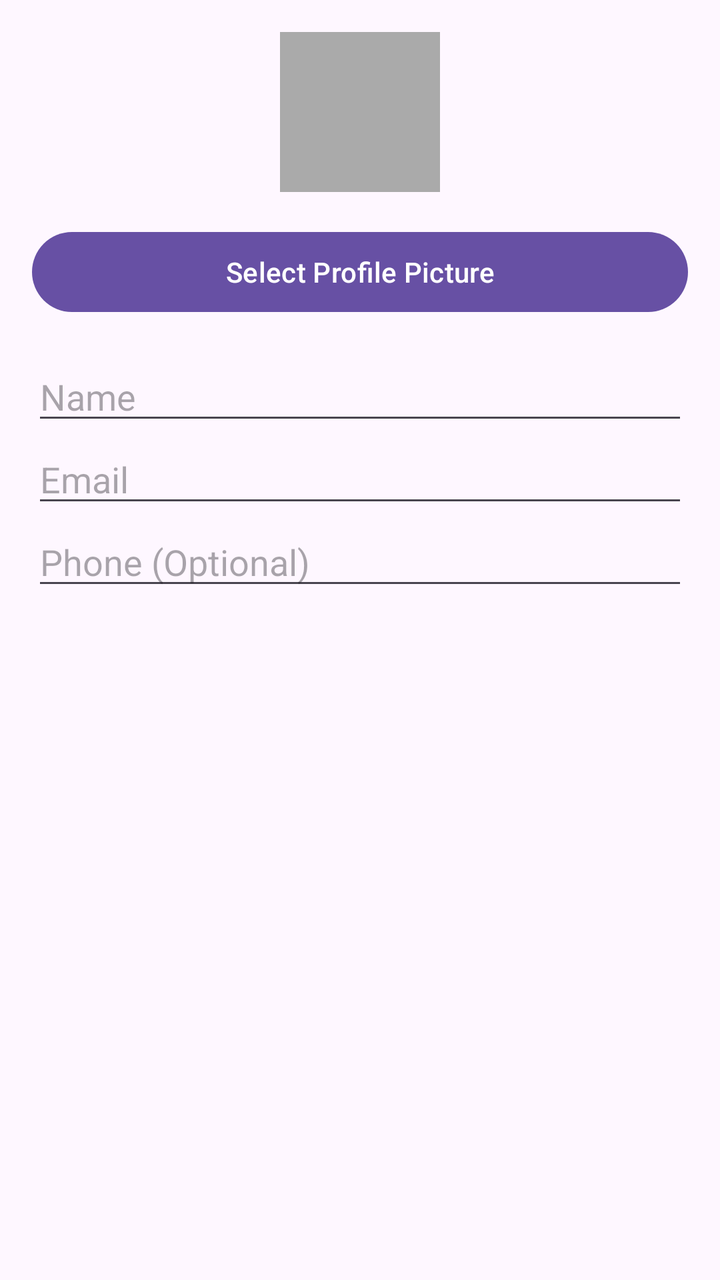
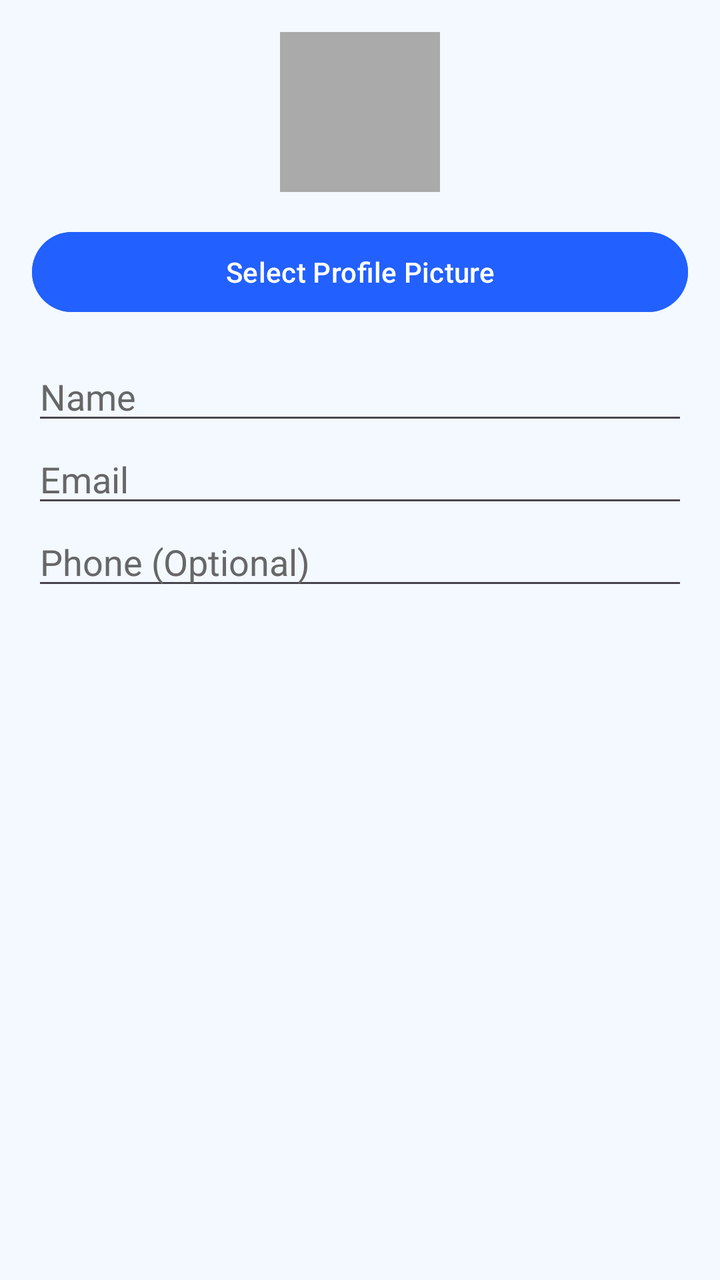

Screens rendered from an Android XML layout before and after an edit, with the pre-edit source and the edit as a unified diff.
<!-- AndroidManifest.xml: application theme Theme.GitCat_events -->
<!-- res/layout/dialog_profile.xml -->
<?xml version="1.0" encoding="utf-8"?>
<LinearLayout xmlns:android="http://schemas.android.com/apk/res/android"
    android:padding="16dp" android:orientation="vertical"
    android:layout_width="match_parent" android:layout_height="wrap_content">

    
    <LinearLayout
        android:layout_width="match_parent"
        android:layout_height="wrap_content"
        android:orientation="horizontal"
        android:gravity="center"
        android:paddingBottom="16dp">
        
        <ImageView
            android:id="@+id/ivDialogProfilePicture"
            android:layout_width="80dp"
            android:layout_height="80dp"
            android:scaleType="centerCrop"
            android:contentDescription="Profile Picture Preview"
            android:background="@android:color/darker_gray"/>
    </LinearLayout>
    
    <Button
        android:id="@+id/btnSelectProfilePicture"
        android:layout_width="match_parent"
        android:layout_height="wrap_content"
        android:text="Select Profile Picture"
        android:layout_marginBottom="16dp"/>

    <EditText android:id="@+id/etName"  android:hint="@string/name"
        android:layout_width="match_parent" android:layout_height="wrap_content"/>

    <EditText android:id="@+id/etEmail" android:hint="@string/email"
        android:inputType="textEmailAddress"
        android:layout_width="match_parent" android:layout_height="wrap_content"/>

    <EditText android:id="@+id/etPhone" android:hint="@string/phone_optional"
        android:inputType="phone"
        android:layout_width="match_parent" android:layout_height="wrap_content"/>
</LinearLayout>
<!-- resources referenced by this layout -->
<resources>
  <string name="email">Email</string>
  <string name="name">Name</string>
  <string name="phone_optional">Phone (Optional)</string>
  <style name="Theme.GitCat_events" parent="Base.Theme.GitCat_events" />
  <style name="Base.Theme.GitCat_events" parent="Theme.Material3.DayNight.NoActionBar">
          
          
      </style>
</resources>

<!-- the commit's change to res/layout/dialog_profile.xml (unified diff, before → after) -->
@@ -1,40 +1,60 @@
 <?xml version="1.0" encoding="utf-8"?>
 <LinearLayout xmlns:android="http://schemas.android.com/apk/res/android"
-    android:padding="16dp" android:orientation="vertical"
-    android:layout_width="match_parent" android:layout_height="wrap_content">
+    android:layout_width="match_parent"
+    android:layout_height="wrap_content"
+    android:background="@color/background_color"
+    android:orientation="vertical"
+    android:padding="16dp">
 
     
     <LinearLayout
         android:layout_width="match_parent"
         android:layout_height="wrap_content"
+        android:gravity="center"
         android:orientation="horizontal"
-        android:gravity="center"
         android:paddingBottom="16dp">
-        
+
         <ImageView
             android:id="@+id/ivDialogProfilePicture"
             android:layout_width="80dp"
             android:layout_height="80dp"
-            android:scaleType="centerCrop"
+            android:background="@android:color/darker_gray"
             android:contentDescription="Profile Picture Preview"
-            android:background="@android:color/darker_gray"/>
+            android:scaleType="centerCrop" />
     </LinearLayout>
-    
+
     <Button
         android:id="@+id/btnSelectProfilePicture"
         android:layout_width="match_parent"
         android:layout_height="wrap_content"
+        android:layout_marginBottom="16dp"
+        android:backgroundTint="@color/button_color"
         android:text="Select Profile Picture"
-        android:layout_marginBottom="16dp"/>
+        android:textColor="@color/text_color_light" />
 
-    <EditText android:id="@+id/etName"  android:hint="@string/name"
-        android:layout_width="match_parent" android:layout_height="wrap_content"/>
+    <EditText
+        android:id="@+id/etName"
+        android:layout_width="match_parent"
+        android:layout_height="wrap_content"
+        android:hint="@string/name"
+        android:textColor="@color/text_color_medium"
+        android:textColorHint="@color/text_color_medium" />
 
-    <EditText android:id="@+id/etEmail" android:hint="@string/email"
+    <EditText
+        android:id="@+id/etEmail"
+        android:layout_width="match_parent"
+        android:layout_height="wrap_content"
+        android:hint="@string/email"
         android:inputType="textEmailAddress"
-        android:layout_width="match_parent" android:layout_height="wrap_content"/>
+        android:textColor="@color/text_color_medium"
+        android:textColorHint="@color/text_color_medium" />
 
-    <EditText android:id="@+id/etPhone" android:hint="@string/phone_optional"
+    <EditText
+        android:id="@+id/etPhone"
+        android:layout_width="match_parent"
+        android:layout_height="wrap_content"
+        android:hint="@string/phone_optional"
         android:inputType="phone"
-        android:layout_width="match_parent" android:layout_height="wrap_content"/>
+        android:textColor="@color/text_color_medium"
+        android:textColorHint="@color/text_color_medium" />
 </LinearLayout>
<!-- resource entries referenced after the edit -->
@@ -1,5 +1,9 @@
 <!-- resources referenced by this layout -->
 <resources>
+  <color name="background_color">#F3F9FF</color>
+  <color name="button_color">#2260ff</color>
+  <color name="text_color_light">#ffffff</color>
+  <color name="text_color_medium">#676767</color>
   <string name="email">Email</string>
   <string name="name">Name</string>
   <string name="phone_optional">Phone (Optional)</string>
